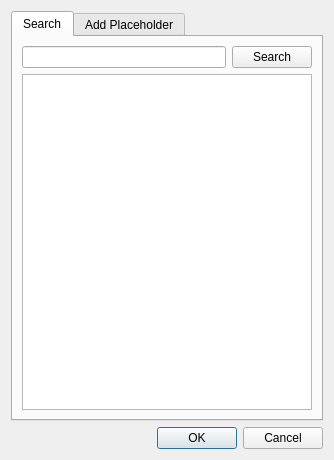
First picture: the form in csearch.ui, repository birkeh/qtMultimediaDB, before the edit.
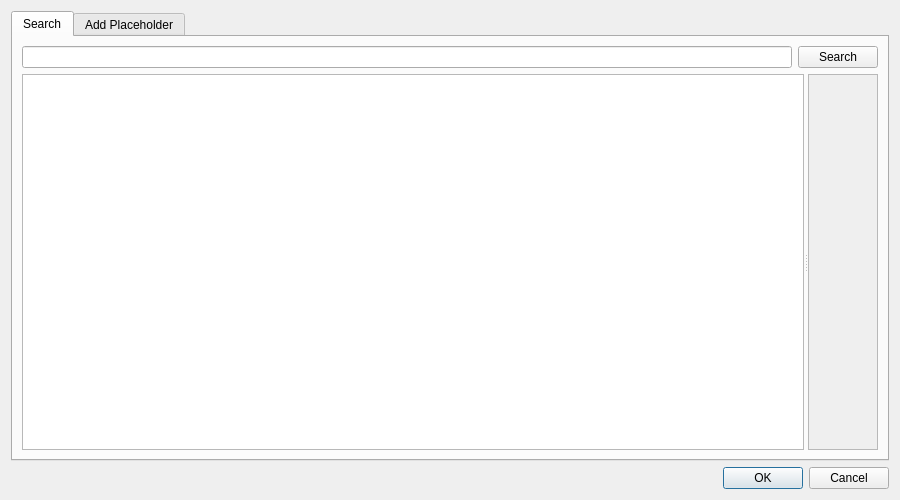
Second picture: the form after the edit. Custom widgets are drawn as their Qt base class.

Commit message: Movie & Serie Discover

What changed in the file:
```diff
--- a/csearch.ui
+++ b/csearch.ui
@@ -6,8 +6,8 @@
    <rect>
     <x>0</x>
     <y>0</y>
-    <width>334</width>
-    <height>460</height>
+    <width>900</width>
+    <height>500</height>
    </rect>
   </property>
   <property name="windowTitle">
@@ -35,9 +35,7 @@
       </attribute>
       <layout class="QGridLayout" name="gridLayout">
        <item row="0" column="0">
-        <layout class="QVBoxLayout" name="verticalLayout_2">
-         <item>
-          <layout class="QVBoxLayout" name="verticalLayout">
+        <layout class="QVBoxLayout" name="verticalLayout" stretch="1,10">
            <item>
             <layout class="QHBoxLayout" name="horizontalLayout">
              <item>
@@ -53,6 +51,10 @@
             </layout>
            </item>
            <item>
+          <widget class="QSplitter" name="splitter">
+           <property name="orientation">
+            <enum>Qt::Horizontal</enum>
+           </property>
             <widget class="QTreeView" name="m_lpResults">
              <property name="editTriggers">
               <set>QAbstractItemView::NoEditTriggers</set>
@@ -60,9 +62,31 @@
              <property name="alternatingRowColors">
               <bool>true</bool>
              </property>
-            </widget>
-           </item>
-          </layout>
+            <attribute name="headerVisible">
+             <bool>false</bool>
+            </attribute>
+           </widget>
+           <widget class="QScrollArea" name="m_lpMovieDetailsScroller">
+            <property name="widgetResizable">
+             <bool>true</bool>
+            </property>
+            <widget class="QWidget" name="scrollAreaWidgetContents">
+             <property name="geometry">
+              <rect>
+               <x>0</x>
+               <y>0</y>
+               <width>589</width>
+               <height>363</height>
+              </rect>
+             </property>
+             <layout class="QGridLayout" name="gridLayout_5">
+              <item row="0" column="0">
+               <widget class="cSerieDetails" name="m_lpSerieDetails" native="true"/>
+              </item>
+             </layout>
+            </widget>
+           </widget>
+          </widget>
          </item>
         </layout>
        </item>
@@ -127,6 +151,14 @@
    </item>
   </layout>
  </widget>
+ <customwidgets>
+  <customwidget>
+   <class>cSerieDetails</class>
+   <extends>QWidget</extends>
+   <header>cseriedetails.h</header>
+   <container>1</container>
+  </customwidget>
+ </customwidgets>
  <tabstops>
   <tabstop>m_lpSearch</tabstop>
   <tabstop>m_lpSearchButton</tabstop>
```
Lines whose indentation alone changed are shown as unchanged. The commit also changes 13 other files.
